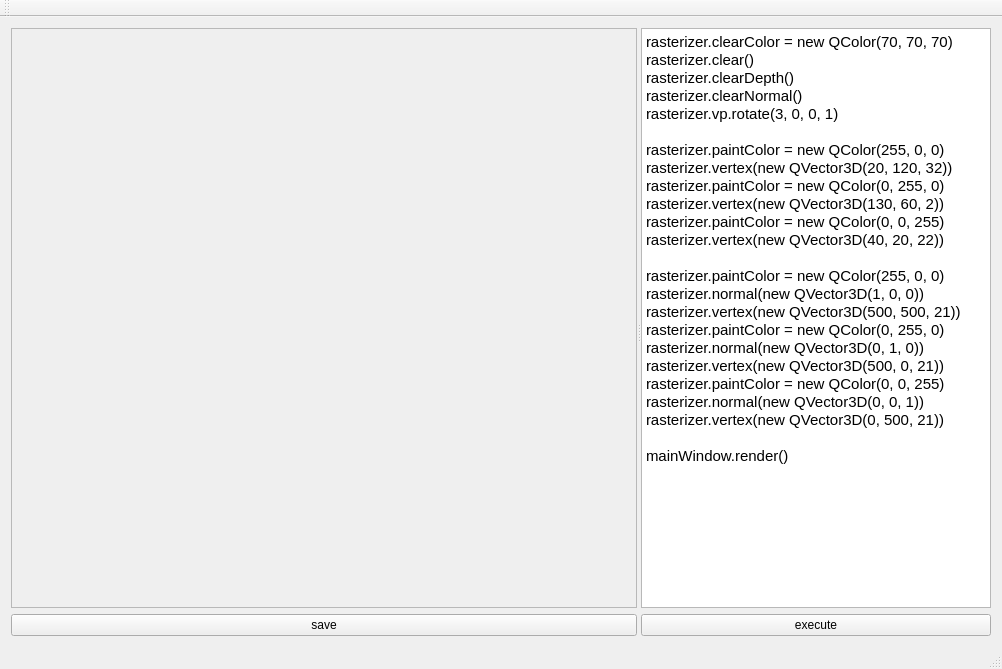
Old version of the form mainwindow.ui in the repository janisozaur/masgk-rasterizer.
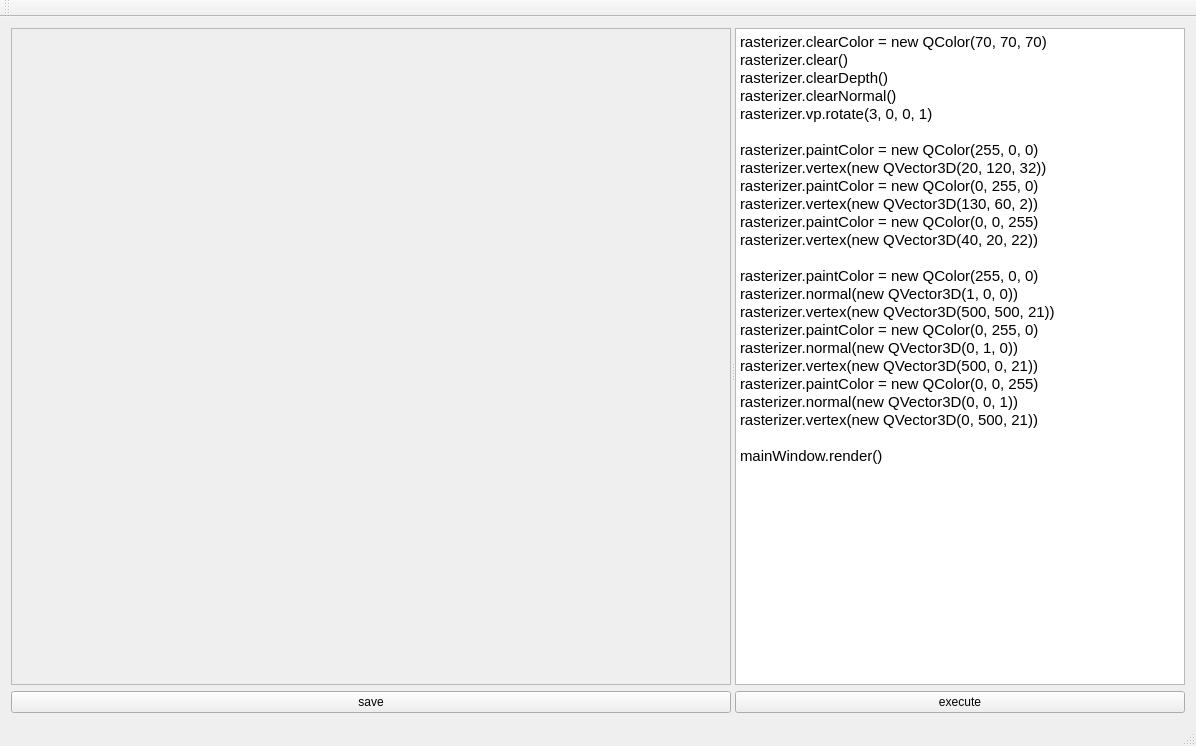
New version of the form.

Commit message: gui updates: resize main window; change script minimum size; make 'save' button work

What changed in the file:
```diff
--- a/mainwindow.ui
+++ b/mainwindow.ui
@@ -6,8 +6,8 @@
    <rect>
     <x>0</x>
     <y>0</y>
-    <width>1002</width>
-    <height>669</height>
+    <width>1196</width>
+    <height>746</height>
    </rect>
   </property>
   <property name="windowTitle">
@@ -47,8 +47,8 @@
             <rect>
              <x>0</x>
              <y>0</y>
-             <width>626</width>
-             <height>556</height>
+             <width>720</width>
+             <height>633</height>
             </rect>
            </property>
            <layout class="QVBoxLayout" name="verticalLayout_2">
@@ -83,7 +83,7 @@
           </property>
           <property name="minimumSize">
            <size>
-            <width>350</width>
+            <width>450</width>
             <height>0</height>
            </size>
           </property>
@@ -117,6 +117,9 @@
 &lt;p style=&quot;-qt-paragraph-type:empty; margin-top:0px; margin-bottom:0px; margin-left:0px; margin-right:0px; -qt-block-indent:0; text-indent:0px;&quot;&gt;&lt;/p&gt;
 &lt;p style=&quot; margin-top:0px; margin-bottom:0px; margin-left:0px; margin-right:0px; -qt-block-indent:0; text-indent:0px;&quot;&gt;mainWindow.render()&lt;/p&gt;&lt;/body&gt;&lt;/html&gt;</string>
           </property>
+          <property name="tabStopWidth">
+           <number>40</number>
+          </property>
          </widget>
         </item>
         <item>
```
Left out of the diff: 2 changed lines with no effect on the pictures. The commit also changes 2 other files.
